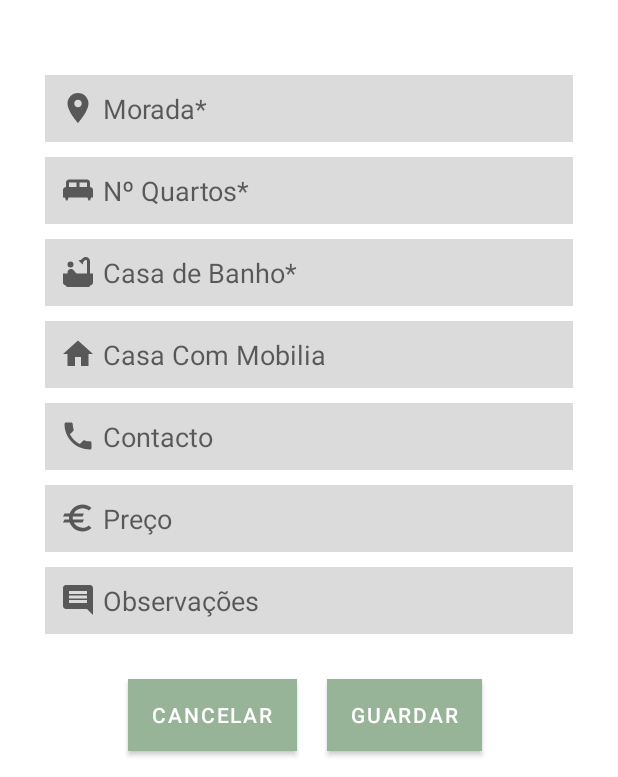
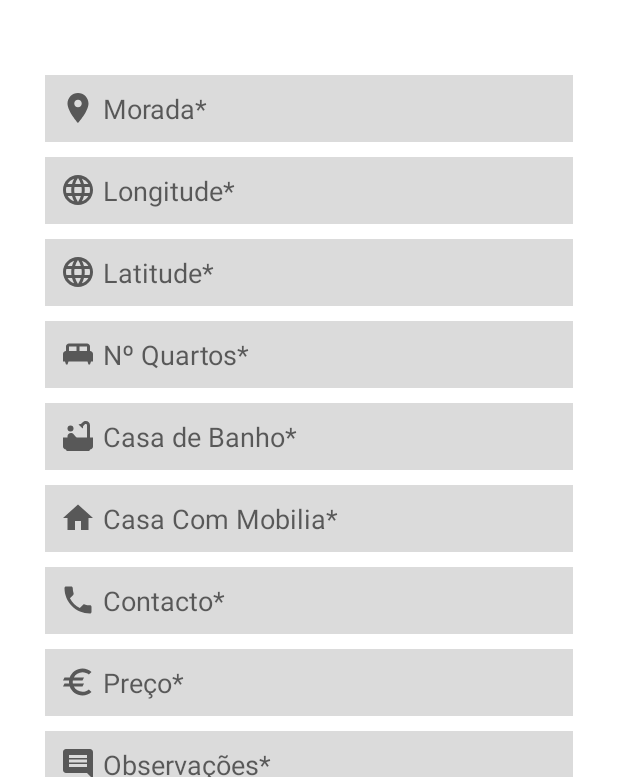
Before and after one commit to tneveda/RoomForStudents, an Android app: the screen it shows after launch (InserirAnunciosActivity), on a phone screen of 412 x 824 dp, the part 459-1236 px from its top. Run offline under Robolectric (Android 15) with nearby library versions, the phone set to English and light mode, and no system bars; pictures from the network do not load; 3 statements that could not run were skipped.

Commit message:
update inserir anuncios

```diff
--- /dev/null
+++ b/app/src/main/res/drawable/ic_baseline_language_24.xml
@@ -0,0 +1,10 @@
+<vector xmlns:android="http://schemas.android.com/apk/res/android"
+    android:width="24dp"
+    android:height="24dp"
+    android:viewportWidth="24"
+    android:viewportHeight="24"
+    android:tint="?attr/colorControlNormal">
+  <path
+      android:fillColor="@android:color/white"
+      android:pathData="M11.99,2C6.47,2 2,6.48 2,12s4.47,10 9.99,10C17.52,22 22,17.52 22,12S17.52,2 11.99,2zM18.92,8h-2.95c-0.32,-1.25 -0.78,-2.45 -1.38,-3.56 1.84,0.63 3.37,1.91 4.33,3.56zM12,4.04c0.83,1.2 1.48,2.53 1.91,3.96h-3.82c0.43,-1.43 1.08,-2.76 1.91,-3.96zM4.26,14C4.1,13.36 4,12.69 4,12s0.1,-1.36 0.26,-2h3.38c-0.08,0.66 -0.14,1.32 -0.14,2 0,0.68 0.06,1.34 0.14,2L4.26,14zM5.08,16h2.95c0.32,1.25 0.78,2.45 1.38,3.56 -1.84,-0.63 -3.37,-1.9 -4.33,-3.56zM8.03,8L5.08,8c0.96,-1.66 2.49,-2.93 4.33,-3.56C8.81,5.55 8.35,6.75 8.03,8zM12,19.96c-0.83,-1.2 -1.48,-2.53 -1.91,-3.96h3.82c-0.43,1.43 -1.08,2.76 -1.91,3.96zM14.34,14L9.66,14c-0.09,-0.66 -0.16,-1.32 -0.16,-2 0,-0.68 0.07,-1.35 0.16,-2h4.68c0.09,0.65 0.16,1.32 0.16,2 0,0.68 -0.07,1.34 -0.16,2zM14.59,19.56c0.6,-1.11 1.06,-2.31 1.38,-3.56h2.95c-0.96,1.65 -2.49,2.93 -4.33,3.56zM16.36,14c0.08,-0.66 0.14,-1.32 0.14,-2 0,-0.68 -0.06,-1.34 -0.14,-2h3.38c0.16,0.64 0.26,1.31 0.26,2s-0.1,1.36 -0.26,2h-3.38z"/>
+</vector>
--- a/app/src/main/res/layout/activity_inserir_anuncios.xml
+++ b/app/src/main/res/layout/activity_inserir_anuncios.xml
@@ -1,7 +1,5 @@
 <?xml version="1.0" encoding="utf-8"?>
-<RelativeLayout
-    xmlns:android="http://schemas.android.com/apk/res/android"
-    xmlns:app="http://schemas.android.com/apk/res-auto"
+<RelativeLayout xmlns:android="http://schemas.android.com/apk/res/android"
     xmlns:tools="http://schemas.android.com/tools"
     android:id="@+id/drawerLayout"
     android:layout_width="match_parent"
@@ -37,6 +35,34 @@
                 android:background="@color/cinza"
                 android:drawableStart="@drawable/ic_baseline_location_on_24"
                 android:hint=" Morada*"
+                android:inputType="textAutoComplete"
+                android:minHeight="16dp"
+                android:padding="10dp" />
+
+            <EditText
+                android:id="@+id/longitude"
+                android:layout_width="match_parent"
+                android:layout_height="wrap_content"
+                android:layout_marginStart="30dp"
+                android:layout_marginTop="10dp"
+                android:layout_marginEnd="30dp"
+                android:background="@color/cinza"
+                android:drawableStart="@drawable/ic_baseline_language_24"
+                android:hint=" Longitude*"
+                android:inputType="textAutoComplete"
+                android:minHeight="16dp"
+                android:padding="10dp" />
+
+            <EditText
+                android:id="@+id/latitude"
+                android:layout_width="match_parent"
+                android:layout_height="wrap_content"
+                android:layout_marginStart="30dp"
+                android:layout_marginTop="10dp"
+                android:layout_marginEnd="30dp"
+                android:background="@color/cinza"
+                android:drawableStart="@drawable/ic_baseline_language_24"
+                android:hint=" Latitude*"
                 android:inputType="textAutoComplete"
                 android:minHeight="16dp"
                 android:padding="10dp" />
@@ -79,7 +105,7 @@
                 android:layout_marginEnd="30dp"
                 android:background="@color/cinza"
                 android:drawableStart="@drawable/ic_baseline_home_24"
-                android:hint=" Casa Com Mobilia"
+                android:hint=" Casa Com Mobilia*"
                 android:inputType="textAutoComplete"
                 android:minHeight="16dp"
                 android:padding="10dp" />
@@ -93,7 +119,7 @@
                 android:layout_marginEnd="30dp"
                 android:background="@color/cinza"
                 android:drawableStart="@drawable/ic_baseline_phone_24"
-                android:hint=" Contacto"
+                android:hint=" Contacto*"
                 android:inputType="textAutoComplete"
                 android:minHeight="16dp"
                 android:padding="10dp" />
@@ -107,7 +133,7 @@
                 android:layout_marginEnd="30dp"
                 android:background="@color/cinza"
                 android:drawableStart="@drawable/ic_baseline_euro_24"
-                android:hint=" Preço"
+                android:hint=" Preço*"
                 android:inputType="textAutoComplete"
                 android:minHeight="16dp"
                 android:padding="10dp" />
@@ -121,7 +147,7 @@
                 android:layout_marginEnd="30dp"
                 android:background="@color/cinza"
                 android:drawableStart="@drawable/ic_baseline_comment_24"
-                android:hint=" Observações"
+                android:hint=" Observações*"
                 android:inputType="textAutoComplete"
                 android:minHeight="16dp"
                 android:padding="10dp" />
```
